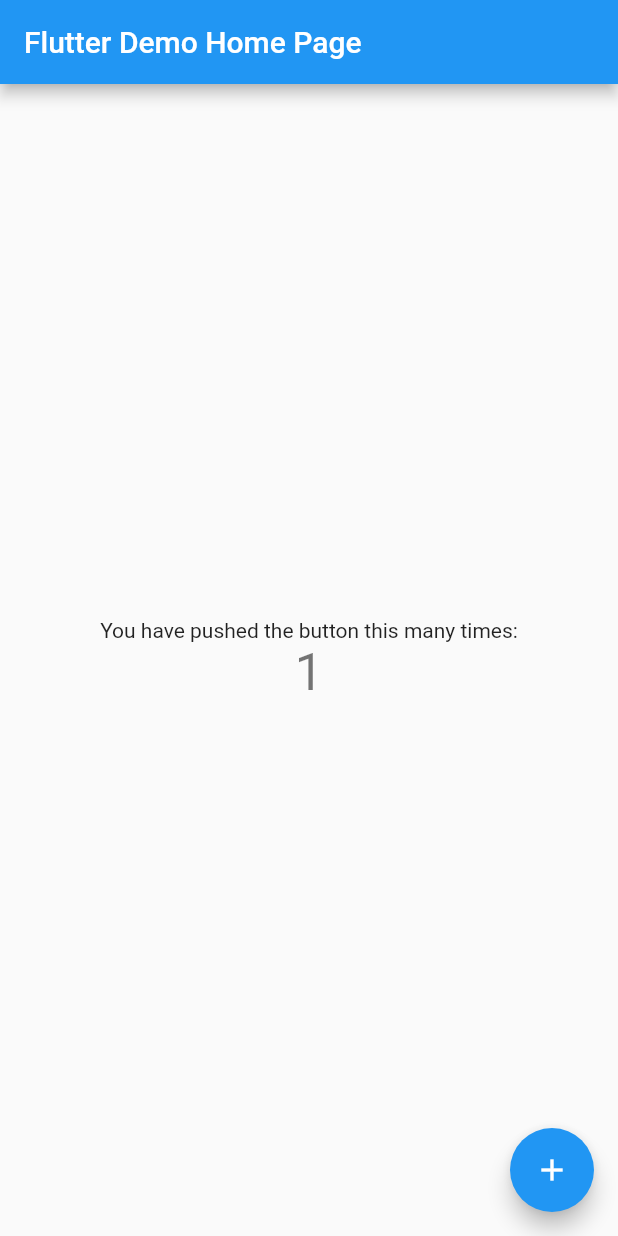
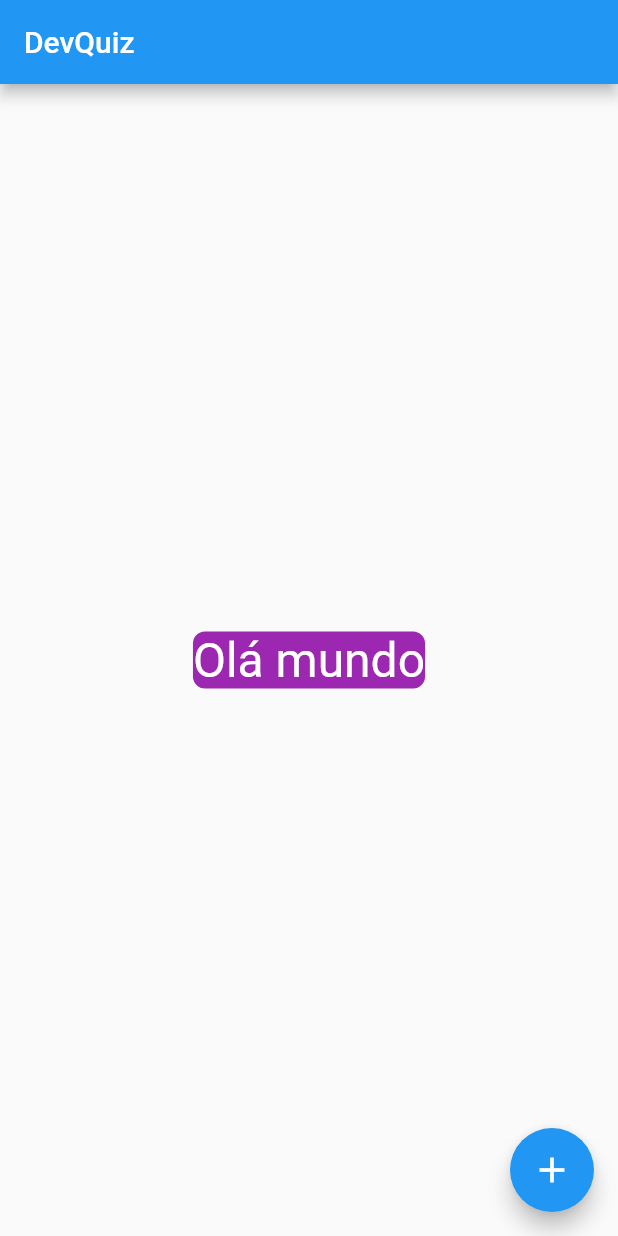
Before and after one commit to dsErick/devquiz-nlw5, a Flutter app: the screen it shows after launch, after a tap on the "add" icon, on a phone screen of 412 x 824 dp. Run offline on Flutter 3.47's test engine with Material 2 defaults, Android fonts, the phone set to English and light mode, and no system bars.

Commit message:
Introdução inicial

```diff
--- /dev/null
+++ b/lib/core/app_widget.dart
@@ -0,0 +1,37 @@
+import 'package:flutter/material.dart';
+
+class AppWidget extends StatelessWidget {
+    @override
+    Widget build(BuildContext context) {
+        return MaterialApp(
+            title: 'DevQuiz',
+            debugShowCheckedModeBanner: false,
+            // theme: ThemeData(
+            //     primarySwatch: Colors.purple
+            // ),
+            home: Scaffold(
+                appBar: AppBar(
+                    title: const Text('DevQuiz')
+                ),
+                floatingActionButton: FloatingActionButton(
+                    onPressed: () {},
+                    child: Icon(
+                        Icons.add,
+                        size: 28,
+                    ),
+                    tooltip: 'Adicionar',
+                ),
+                body: Center(child: Container(
+                    decoration: BoxDecoration(
+                        color: Colors.purple,
+                        borderRadius: BorderRadius.circular(8)
+                    ),
+                    child: Text(
+                        'Olá mundo',
+                        style: TextStyle(fontSize: 32, color: Colors.white)
+                    ),
+                ))
+            ),
+        );
+    }
+}
--- a/lib/main.dart
+++ b/lib/main.dart
@@ -1,113 +1,5 @@
 import 'package:flutter/material.dart';
 
-void main() {
-  runApp(MyApp());
-}
+import 'core/app_widget.dart';
 
-class MyApp extends StatelessWidget {
-  // This widget is the root of your application.
-  @override
-  Widget build(BuildContext context) {
-    return MaterialApp(
-      title: 'Flutter Demo',
-      theme: ThemeData(
-        // This is the theme of your application.
-        //
-        // Try running your application with "flutter run". You'll see the
-        // application has a blue toolbar. Then, without quitting the app, try
-        // changing the primarySwatch below to Colors.green and then invoke
-        // "hot reload" (press "r" in the console where you ran "flutter run",
-        // or simply save your changes to "hot reload" in a Flutter IDE).
-        // Notice that the counter didn't reset back to zero; the application
-        // is not restarted.
-        primarySwatch: Colors.blue,
-      ),
-      home: MyHomePage(title: 'Flutter Demo Home Page'),
-    );
-  }
-}
-
-class MyHomePage extends StatefulWidget {
-  MyHomePage({Key key, this.title}) : super(key: key);
-
-  // This widget is the home page of your application. It is stateful, meaning
-  // that it has a State object (defined below) that contains fields that affect
-  // how it looks.
-
-  // This class is the configuration for the state. It holds the values (in this
-  // case the title) provided by the parent (in this case the App widget) and
-  // used by the build method of the State. Fields in a Widget subclass are
-  // always marked "final".
-
-  final String title;
-
-  @override
-  _MyHomePageState createState() => _MyHomePageState();
-}
-
-class _MyHomePageState extends State<MyHomePage> {
-  int _counter = 0;
-
-  void _incrementCounter() {
-    setState(() {
-      // This call to setState tells the Flutter framework that something has
-      // changed in this State, which causes it to rerun the build method below
-      // so that the display can reflect the updated values. If we changed
-      // _counter without calling setState(), then the build method would not be
-      // called again, and so nothing would appear to happen.
-      _counter++;
-    });
-  }
-
-  @override
-  Widget build(BuildContext context) {
-    // This method is rerun every time setState is called, for instance as done
-    // by the _incrementCounter method above.
-    //
-    // The Flutter framework has been optimized to make rerunning build methods
-    // fast, so that you can just rebuild anything that needs updating rather
-    // than having to individually change instances of widgets.
-    return Scaffold(
-      appBar: AppBar(
-        // Here we take the value from the MyHomePage object that was created by
-        // the App.build method, and use it to set our appbar title.
-        title: Text(widget.title),
-      ),
-      body: Center(
-        // Center is a layout widget. It takes a single child and positions it
-        // in the middle of the parent.
-        child: Column(
-          // Column is also a layout widget. It takes a list of children and
-          // arranges them vertically. By default, it sizes itself to fit its
-          // children horizontally, and tries to be as tall as its parent.
-          //
-          // Invoke "debug painting" (press "p" in the console, choose the
-          // "Toggle Debug Paint" action from the Flutter Inspector in Android
-          // Studio, or the "Toggle Debug Paint" command in Visual Studio Code)
-          // to see the wireframe for each widget.
-          //
-          // Column has various properties to control how it sizes itself and
-          // how it positions its children. Here we use mainAxisAlignment to
-          // center the children vertically; the main axis here is the vertical
-          // axis because Columns are vertical (the cross axis would be
-          // horizontal).
-          mainAxisAlignment: MainAxisAlignment.center,
-          children: <Widget>[
-            Text(
-              'You have pushed the button this many times:',
-            ),
-            Text(
-              '$_counter',
-              style: Theme.of(context).textTheme.headline4,
-            ),
-          ],
-        ),
-      ),
-      floatingActionButton: FloatingActionButton(
-        onPressed: _incrementCounter,
-        tooltip: 'Increment',
-        child: Icon(Icons.add),
-      ), // This trailing comma makes auto-formatting nicer for build methods.
-    );
-  }
-}
+void main() => runApp(AppWidget());
```
